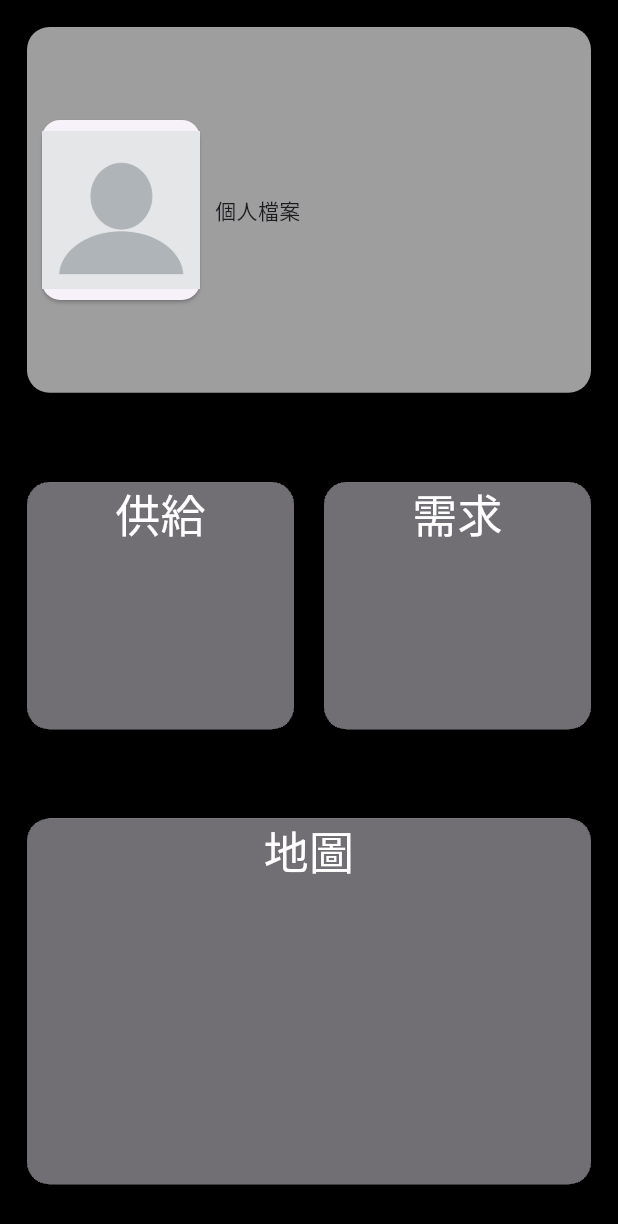
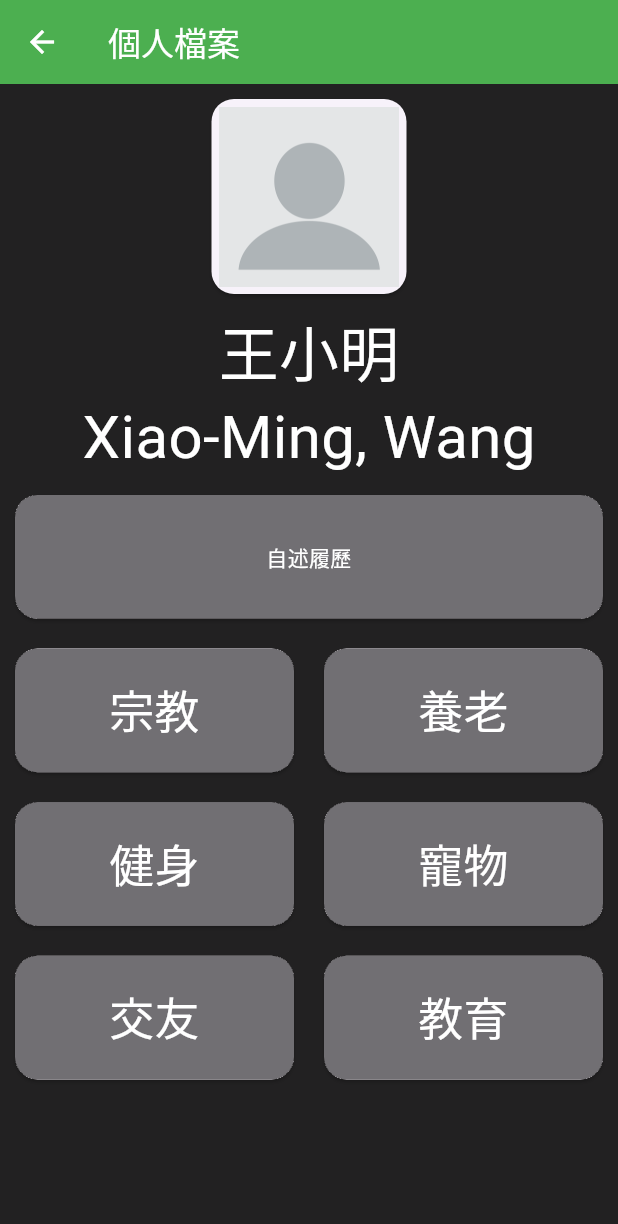
Before and after one commit to gift-1215/life, a Flutter app: the HomePage widget shown alone on an empty page, opened directly, after a tap on "個人檔案", on a phone screen of 412 x 824 dp. Shown: the top 1224 px of the screen. Run offline on Flutter 3.47's test engine with Material 3 defaults, Android fonts, the phone set to English and light mode, and no system bars; our stand-ins replace firebase_auth, firebase_core, get; accounts and stored records are empty; network calls fail.

Commit message:
3_3_final

```diff
--- a/lib/components/my_button.dart
+++ b/lib/components/my_button.dart
@@ -11,8 +11,8 @@ class MyButton extends StatelessWidget {
     return GestureDetector(
       onTap: onTap,
       child: Container(
-        padding: EdgeInsets.all(25),
-        margin: EdgeInsets.symmetric(horizontal: 25),
+        padding: const EdgeInsets.all(25),
+        margin: const EdgeInsets.symmetric(horizontal: 25),
         decoration: BoxDecoration(
           color: Colors.white,
           borderRadius: BorderRadius.circular(10),
--- /dev/null
+++ b/lib/components/my_card_button.dart
@@ -0,0 +1,41 @@
+// ignore_for_file: prefer_const_constructors
+
+import 'package:flutter/material.dart';
+
+class MyCardButton extends StatelessWidget {
+  final Function()? onTap;
+  final String text;
+
+  const MyCardButton({super.key, required this.onTap, required this.text});
+
+  @override
+  Widget build(BuildContext context) {
+    return Expanded(
+      child: Card(
+        margin: const EdgeInsets.all(10.0),
+        shape: RoundedRectangleBorder(
+          borderRadius: BorderRadius.circular(15.0),
+        ),
+        clipBehavior: Clip.hardEdge,
+        child: InkWell(
+          splashColor: Colors.blue,
+          onTap: () {
+            debugPrint('${text}tapped.');
+            onTap;
+          },
+          child: Container(
+            color: Colors.black54,
+            height: MediaQuery.of(context).size.height * 0.1,
+            child:  Center(
+              child: Text(
+                text,
+                style: TextStyle(color: Colors.white,fontSize: 30),
+                textAlign: TextAlign.center,
+              ),
+            ),
+          ),
+        ),
+      ),
+    );
+  }
+}
--- a/lib/home_page.dart
+++ b/lib/home_page.dart
@@ -5,6 +5,7 @@ import 'package:flutter/widgets.dart';
 import 'package:get/get.dart';
 import 'request.dart';
 import 'provide.dart';
+import 'personal_page.dart';
 
 class HomePage extends StatelessWidget {
   HomePage({Key? key}) : super(key: key);
@@ -31,6 +32,7 @@ class HomePage extends StatelessWidget {
                   splashColor: Colors.blue,
                   onTap: () {
                     debugPrint('Personal tapped.');
+                    Get.to(PersonalPage());
                   },
                   child: Expanded(
                     child: SizedBox(
@@ -130,7 +132,7 @@ class HomePage extends StatelessWidget {
                   splashColor: Colors.blue,
                   onTap: () {
                     debugPrint('Map tapped.');
-                    Get.to(const Provide());
+
                   },
                   child: Container(
                     color: Colors.black54,
--- a/lib/main.dart
+++ b/lib/main.dart
@@ -1,6 +1,5 @@
 import 'package:firebase_core/firebase_core.dart';
 import 'package:firebase_auth/firebase_auth.dart';
-import 'firebase_options.dart';
 import 'package:flutter/material.dart';
 import 'package:get/get.dart';
 import 'package:life/firebase_options.dart';
--- /dev/null
+++ b/lib/personal_page.dart
@@ -0,0 +1,110 @@
+import 'package:flutter/material.dart';
+import 'package:life/components/my_card_button.dart';
+
+class PersonalPage extends StatelessWidget {
+  const PersonalPage({super.key});
+
+  @override
+  Widget build(BuildContext context) {
+    return Scaffold(
+      appBar: AppBar(
+        title: const Text(
+          '個人檔案',
+          style: TextStyle(color: Colors.white),
+        ),
+        iconTheme: const IconThemeData(color: Colors.white),
+        backgroundColor: Colors.green,
+      ),
+      body: Container(
+        color: Colors.black87,
+        child: Column(
+          children: [
+            Expanded(
+              child: Column(
+                children: [
+                  SizedBox(
+                      height: 150,
+                      width: 150,
+                      child: Card(
+                        margin: const EdgeInsets.all(10),
+                        shape: RoundedRectangleBorder(
+                          borderRadius: BorderRadius.circular(15),
+                        ),
+                        child: Center(
+                          child: SizedBox(
+                            height: 120,
+                            child: Image.asset(
+                              'assets/blank-profile-picture-973460_960_720.webp',
+                            ),
+                          ),
+                        ),
+                      )),
+                  const Text(
+                    "王小明",
+                    style: TextStyle(fontSize: 40, color: Colors.white),
+                  ),
+                  const Text(
+                    "Xiao-Ming, Wang",
+                    style: TextStyle(fontSize: 40, color: Colors.white),
+                  ),
+                  Flexible(
+                    flex: 1,
+                    child: Card(
+                      margin: const EdgeInsets.all(10.0),
+                      shape: RoundedRectangleBorder(
+                        borderRadius: BorderRadius.circular(15.0),
+                      ),
+                      clipBehavior: Clip.hardEdge,
+                      child: InkWell(
+                        splashColor: Colors.blue,
+                        onTap: () {
+                          debugPrint('Card tapped.');
+                        },
+                        child: Container(
+                          color: Colors.black54,
+                          width: MediaQuery.of(context).size.width,
+                          height: MediaQuery.of(context).size.height * 0.1,
+                          child: const Center(
+                            child: Text(
+                              '自述履歷',
+                              style: TextStyle(color: Colors.white),
+                              textAlign: TextAlign.center,
+                            ),
+                          ),
+                        ),
+                      ),
+                    ),
+                  ),
+                  const Flexible(
+                      flex: 1,
+                      child: Row(
+                        children: [
+                          MyCardButton(onTap: null, text: '宗教'),
+                          MyCardButton(onTap: null, text: '養老'),
+                        ],
+                      )),
+                  const Flexible(
+                      flex: 1,
+                      child: Row(
+                        children: [
+                          MyCardButton(onTap: null, text: '健身'),
+                          MyCardButton(onTap: null, text: '寵物'),
+                        ],
+                      )),
+                  const Flexible(
+                      flex: 1,
+                      child: Row(
+                        children: [
+                          MyCardButton(onTap: null, text: '交友'),
+                          MyCardButton(onTap: null, text: '教育'),
+                        ],
+                      )),
+                ],
+              ),
+            ),
+          ],
+        ),
+      ),
+    );
+  }
+}
--- a/lib/sign_page.dart
+++ b/lib/sign_page.dart
@@ -1,15 +1,12 @@
 import 'package:flutter/material.dart';
 import 'package:firebase_auth/firebase_auth.dart';
 import 'package:firebase_core/firebase_core.dart';
-import 'package:life/landing_page.dart';
+import 'package:flutter/widgets.dart';
 import 'firebase_options.dart';
-import 'package:sign_in_button/sign_in_button.dart';
 import 'components/text_field.dart';
 import 'components/my_button.dart';
-import 'landing_page.dart';
 import 'package:get/get.dart';
 
-var sign_in_var = 0;
 
 class SignInPage extends StatefulWidget {
   const SignInPage({super.key});
@@ -24,21 +21,32 @@ class _SignInPageState extends State<SignInPage> {
   final emailController = TextEditingController();
   final passwordController = TextEditingController();
 
-  void signUserIn() async{
-    sign_in_var = 0;
-    try{
-    await FirebaseAuth.instance.signInWithEmailAndPassword(
-      email: emailController.text,
-      password: passwordController.text,
-      );} on FirebaseAuthException catch (e){
-        print("error");
-        sign_in_var = -1;
-      }
-    if(sign_in_var == 0)sign_in_var = 1;
+  void signUserIn() async {
+    try {
+      await FirebaseAuth.instance.signInWithEmailAndPassword(
+        email: emailController.text,
+        password: passwordController.text,
+      );
+    } on FirebaseAuthException catch (e) {
+      print("error");
+      showErrorMessage();
+    }
+  }
+
+  void showErrorMessage() {
+    Get.dialog( Dialog(
+      backgroundColor: Colors.black,
+      child: SizedBox(height: MediaQuery.of(context).size.width * 0.2,
+          child: const Center(
+
+              child: Text(
+        'Invalid Email or Password',
+        style: TextStyle(fontSize: 20, color: Colors.white),
+      ))),
+    ));
   }
 
   @override
-
   Widget build(BuildContext context) {
     return Scaffold(
       backgroundColor: Colors.grey[800],
```
